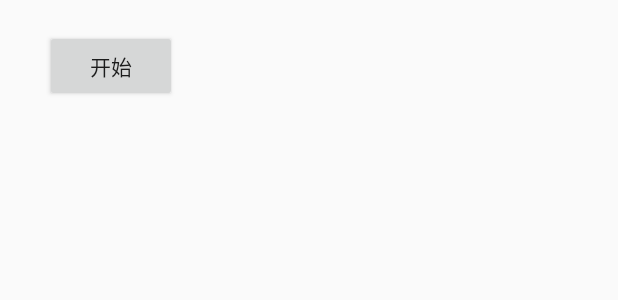
After one commit to dswang2/HelloAndroid, an Android app: the layout activity_alarm_manager_test.xml on its own in the app's theme, with its tools: preview values and no code run, on a phone screen of 412 x 824 dp. The commit adds this screen. Shown: the top 300 px of the screen. Run offline under Robolectric (Android 15) with nearby library versions, the phone set to English and light mode, and no system bars; network calls fail.

Commit message:
AlarmManager, Android系统定时服务

```diff
--- a/app/src/main/java/com/example/pekon/helloandroid/MainActivity.java
+++ b/app/src/main/java/com/example/pekon/helloandroid/MainActivity.java
@@ -42,6 +42,7 @@ public class MainActivity extends AppCompatActivity implements View.OnClickListe
     private Button tv_exception_test;
     private Button tv_retrofit_rxjava;
     private Button tv_Animator;
+    private Button tv_alarmManager;
     private TextView tv_screen_info;
     private ImageView iv_bg;
 
@@ -58,6 +59,8 @@ public class MainActivity extends AppCompatActivity implements View.OnClickListe
         tv_retrofit_rxjava.setOnClickListener(this);
         tv_Animator = (Button)findViewById(R.id.tv_Animator);
         tv_Animator.setOnClickListener(this);
+        tv_alarmManager = (Button)findViewById(R.id.tv_alarmManager);
+        tv_alarmManager.setOnClickListener(this);
         tv_screen_info = (TextView) findViewById(R.id.tv_screen_info);
         iv_bg = (ImageView) findViewById(R.id.iv_bg);
         initBackGround();
@@ -100,6 +103,9 @@ public class MainActivity extends AppCompatActivity implements View.OnClickListe
                 break;
             case R.id.tv_Animator:
                 startActivity(new Intent(this,AnimatorTestActivity.class));
+                break;
+            case R.id.tv_alarmManager:
+                startActivity(new Intent(this,AlarmManagerTestActivity.class));
                 break;
         }
     }
--- /dev/null
+++ b/app/src/main/res/layout/activity_alarm_manager_test.xml
@@ -0,0 +1,65 @@
+<?xml version="1.0" encoding="utf-8"?>
+<LinearLayout xmlns:android="http://schemas.android.com/apk/res/android"
+    xmlns:app="http://schemas.android.com/apk/res-auto"
+    xmlns:tools="http://schemas.android.com/tools"
+    android:layout_width="match_parent"
+    android:layout_height="match_parent"
+    android:orientation="vertical"
+    android:padding="20dp"
+    tools:context=".AnimatorTestActivity">
+
+    <LinearLayout
+        android:layout_width="match_parent"
+        android:layout_height="wrap_content"
+        android:orientation="horizontal"
+        android:layout_marginBottom="20dp">
+
+        <Button
+            android:id="@+id/btn_1"
+            android:layout_width="wrap_content"
+            android:layout_height="wrap_content"
+            android:layout_marginLeft="10dp"
+            android:layout_marginRight="10dp"
+            android:text="开始" />
+        <Button
+            android:id="@+id/btn_2"
+            android:layout_width="wrap_content"
+            android:layout_height="wrap_content"
+            android:layout_marginLeft="10dp"
+            android:layout_marginRight="10dp"
+            android:text="缩放"
+            android:visibility="gone"/>
+        <Button
+            android:id="@+id/btn_3"
+            android:layout_width="wrap_content"
+            android:layout_height="wrap_content"
+            android:layout_marginLeft="10dp"
+            android:layout_marginRight="10dp"
+            android:visibility="gone"
+            android:text="平移" />
+        <Button
+            android:id="@+id/btn_4"
+            android:layout_width="wrap_content"
+            android:layout_height="wrap_content"
+            android:layout_marginLeft="10dp"
+            android:layout_marginRight="10dp"
+            android:visibility="gone"
+            android:text="旋转" />
+        <Button
+            android:id="@+id/btn_5"
+            android:layout_width="wrap_content"
+            android:layout_height="wrap_content"
+            android:layout_marginLeft="10dp"
+            android:layout_marginRight="10dp"
+            android:visibility="gone"
+            android:text="按钮5"/>
+
+    </LinearLayout>
+
+    <ImageView
+        android:id="@+id/iv_animator"
+        android:layout_width="150dp"
+        android:layout_height="150dp"
+        android:layout_gravity="center_horizontal" />
+
+</LinearLayout>
```
Also changed, not shown: app/src/main/AndroidManifest.xml (+8 -0 lines), app/src/main/java/com/example/pekon/helloandroid/AlarmManagerTestActivity.java (added, +56 -0 lines), app/src/main/java/com/example/pekon/helloandroid/AlarmReceive.java (added, +23 -0 lines), app/src/main/java/com/example/pekon/helloandroid/AlarmService.java (added, +60 -0 lines), app/src/main/java/com/example/pekon/helloandroid/Constants.java (added, +11 -0 lines), app/src/main/res/layout/activity_main.xml (+7 -0 lines).
